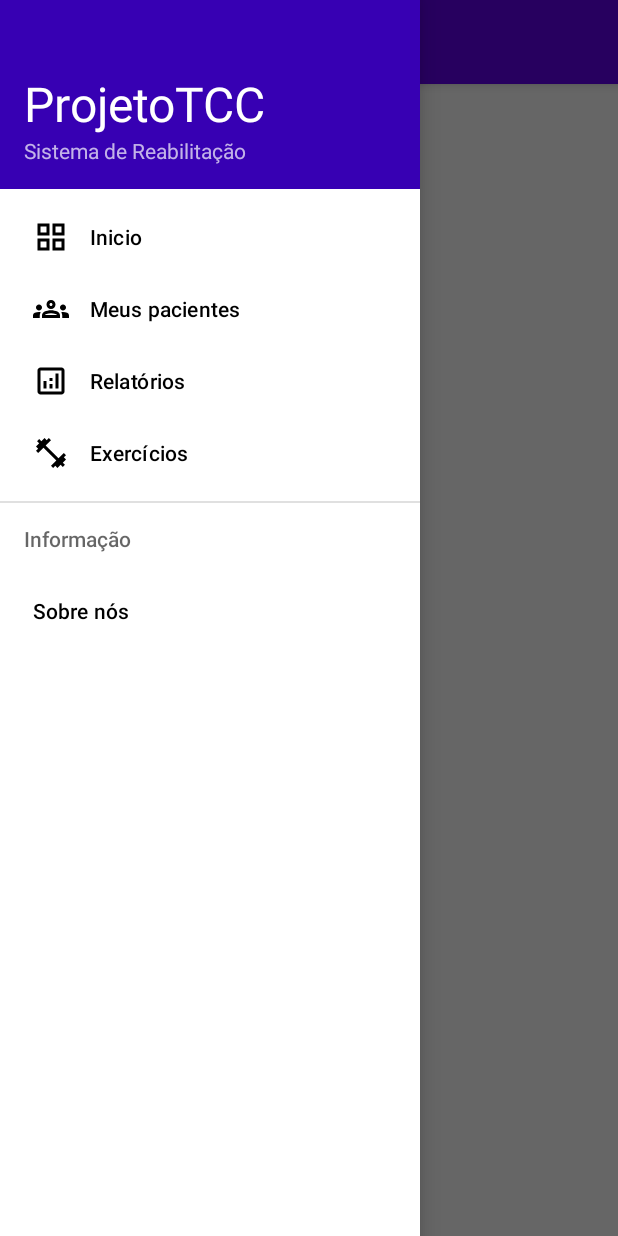
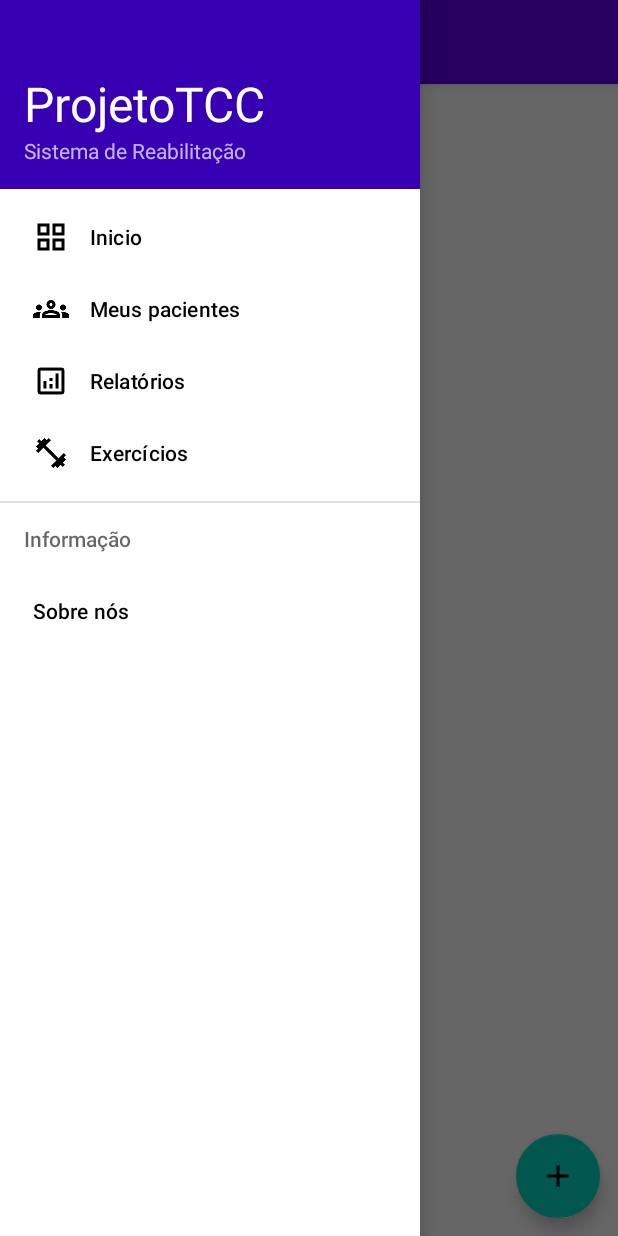
Before and after one commit to danielmfr97/HealthFit, an Android app: the ExerciciosFragment screen opened through its navigation route, with the side drawer open, on a phone screen of 412 x 824 dp. Run offline under Robolectric (Android 15) with nearby library versions, the phone set to English and light mode, and no system bars; our stand-ins replace navigation-ui; libraries missing offline, so code that uses them is left out: io.realm; 2 statements that could not run were skipped.

Commit message:
Configurar o recyclerView

```diff
--- a/app/src/main/java/com/daniel/ramos/projetotcc/view/fragment/ExerciciosFragment.kt
+++ b/app/src/main/java/com/daniel/ramos/projetotcc/view/fragment/ExerciciosFragment.kt
@@ -5,11 +5,13 @@ import androidx.fragment.app.Fragment
 import android.view.LayoutInflater
 import android.view.View
 import android.view.ViewGroup
+import androidx.recyclerview.widget.LinearLayoutManager
 import com.daniel.ramos.projetotcc.R
 import com.daniel.ramos.projetotcc.databinding.FragmentExerciciosBinding
 import com.daniel.ramos.projetotcc.databinding.FragmentRelatoriosBinding
 import com.daniel.ramos.projetotcc.presenter.ExerciciosPresenter
 import com.daniel.ramos.projetotcc.presenter.RelatoriosPresenter
+import com.daniel.ramos.projetotcc.view.activity.MainActivity
 
 class ExerciciosFragment : Fragment() {
     private var _binding: FragmentExerciciosBinding? = null
@@ -22,6 +24,8 @@ class ExerciciosFragment : Fragment() {
     ): View? {
         _binding = FragmentExerciciosBinding.inflate(layoutInflater, container, false)
         inicializarPresenter()
+        configurarRecyclerView()
+        configurarFabAddExercicio()
         return binding.root
     }
 
@@ -29,4 +33,19 @@ class ExerciciosFragment : Fragment() {
         presenter = ExerciciosPresenter(this)
     }
 
+    private fun configurarRecyclerView() {
+        binding.rvExercicios.apply {
+            setHasFixedSize(true)
+            layoutManager = LinearLayoutManager(MainActivity.instance)
+            //TODO: Configurar adapter
+//            adapter = presenter.getAdapterExercicios()
+        }
+    }
+
+    private fun configurarFabAddExercicio() {
+        binding.fabAddExercicio.setOnClickListener {
+            //TODO: Configurar para abrir um novo fragment para adicionar as configurações e salva-las
+        }
+    }
+
 }
--- a/app/src/main/res/layout/fragment_exercicios.xml
+++ b/app/src/main/res/layout/fragment_exercicios.xml
@@ -5,4 +5,25 @@
     android:layout_height="match_parent"
     tools:context=".view.fragment.ExerciciosFragment">
 
+    <RelativeLayout
+        android:layout_width="match_parent"
+        android:layout_height="match_parent">
+
+        <androidx.recyclerview.widget.RecyclerView
+            android:id="@+id/rvExercicios"
+            android:layout_width="match_parent"
+            android:layout_height="match_parent" />
+
+        <com.google.android.material.floatingactionbutton.FloatingActionButton
+            android:id="@+id/fabAddExercicio"
+            android:layout_width="wrap_content"
+            android:layout_height="wrap_content"
+            android:layout_alignParentEnd="true"
+            android:layout_alignParentBottom="true"
+            android:layout_marginEnd="12dp"
+            android:layout_marginBottom="12dp"
+            android:src="@drawable/ic_add" />
+
+    </RelativeLayout>
+
 </FrameLayout>
```
